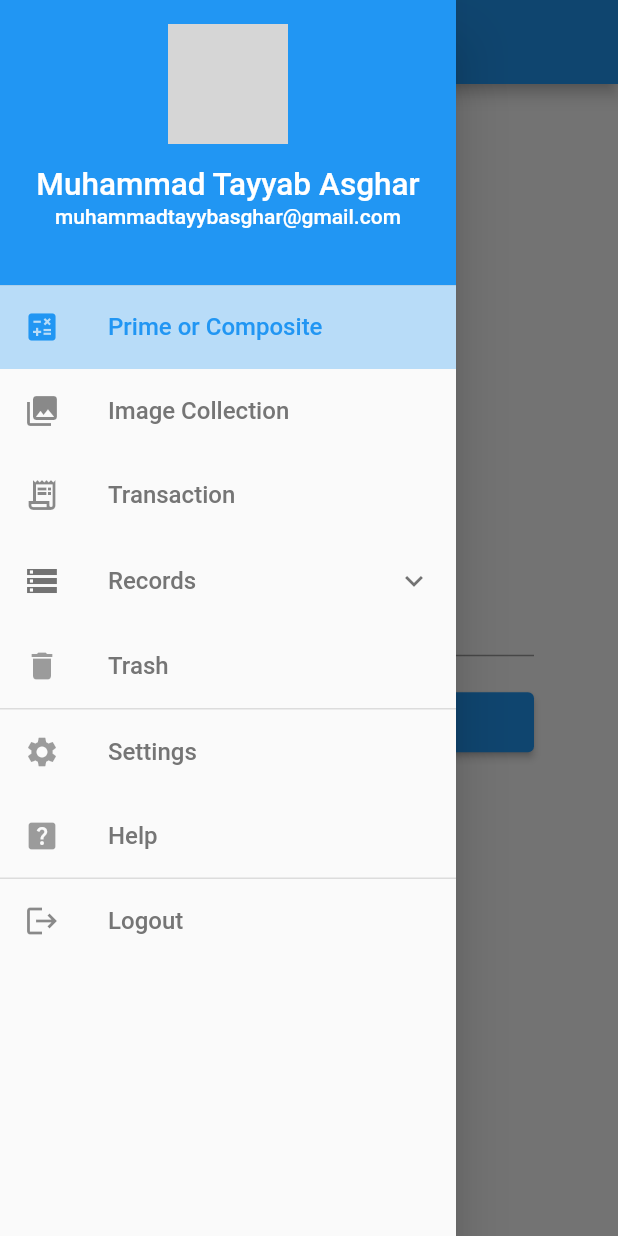
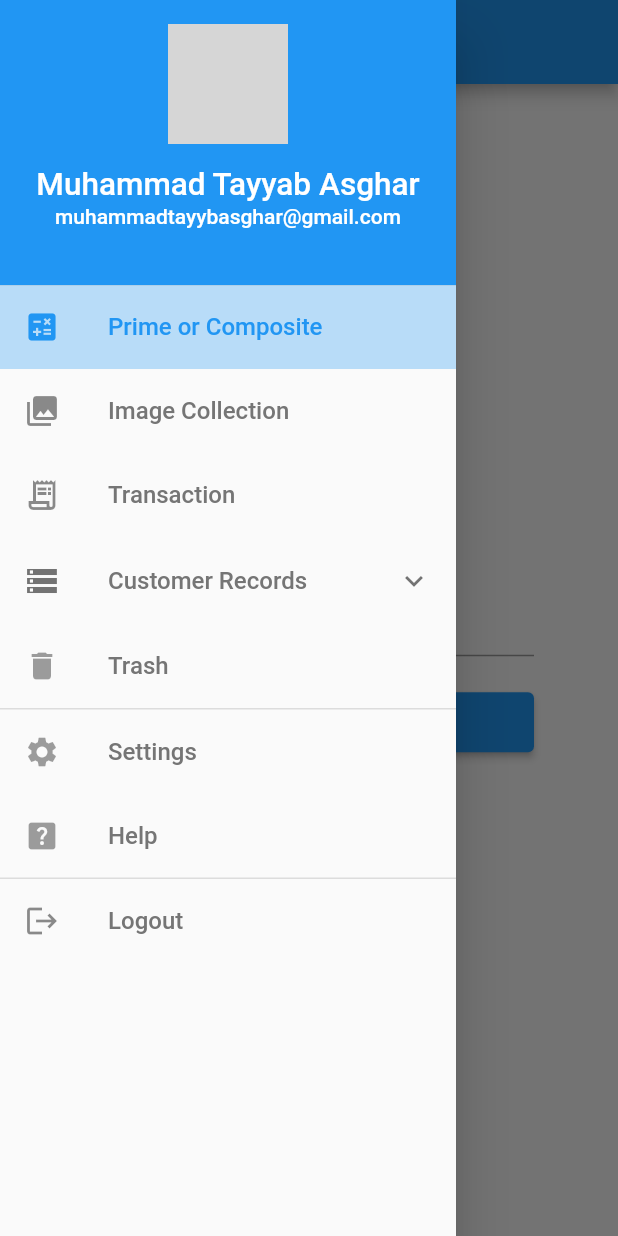
Before and after one commit to TayyabAsghar/MAD-Sem6, a Flutter app: the screen it shows after launch, with the side drawer open, on a phone screen of 412 x 824 dp. Run offline on Flutter 3.47's test engine with Material 2 defaults, Android fonts, the phone set to English and light mode, and no system bars; network calls fail; grey boxes are pictures that could not be loaded.

Commit message:
🚚 MOVE/RENAME: Change thename of Record screen to Customer screen.

```diff
--- a/lib/components/navDrawer.dart
+++ b/lib/components/navDrawer.dart
@@ -105,19 +105,19 @@ class NavDrawer extends StatelessWidget {
         ExpansionTile(
           leading: Icon(Icons.storage),
           title: Text(
-            'Records',
+            'Customer Records',
             style: TextStyle(
               fontSize: _fontSize,
               color:
-                  _currentRoute == '/record' ? Colors.blue : Colors.grey[600],
+                  _currentRoute == '/customer' ? Colors.blue : Colors.grey[600],
             ),
           ),
           initiallyExpanded: subTiles.contains(_currentRoute),
           onExpansionChanged: (val) {
             Navigator.pop(context);
 
-            if (_currentRoute != '/record')
-              Navigator.pushNamed(context, '/record');
+            if (_currentRoute != '/customer')
+              Navigator.pushNamed(context, '/customer');
           },
           children: [
             ListTile(
--- a/lib/main.dart
+++ b/lib/main.dart
@@ -2,7 +2,7 @@ import 'package:flutter/material.dart';
 import 'screens/home.dart';
 import 'screens/collection.dart';
 import 'screens/transaction.dart';
-import 'screens/record.dart';
+import 'screens/customer.dart';
 
 void main() {
   runApp(MyApp());
@@ -22,7 +22,7 @@ class MyApp extends StatelessWidget {
         '/home': (context) => Home(),
         '/collection': (context) => Collection(),
         '/transaction': (context) => Transaction(),
-        '/record': (context) => Record(),
+        '/customer': (context) => Customer(),
       },
     );
   }
--- a/lib/screens/record.dart
+++ b/lib/screens/customer.dart
@@ -1,12 +1,12 @@
 import 'package:flutter/material.dart';
 import '../components/navDrawer.dart';
 
-class Record extends StatelessWidget {
+class Customer extends StatelessWidget {
   @override
   Widget build(BuildContext context) {
     return Scaffold(
       appBar: AppBar(
-        title: Text('Records'),
+        title: Text('Customer Records'),
       ),
       drawer: Drawer(
         child: NavDrawer(),
```
